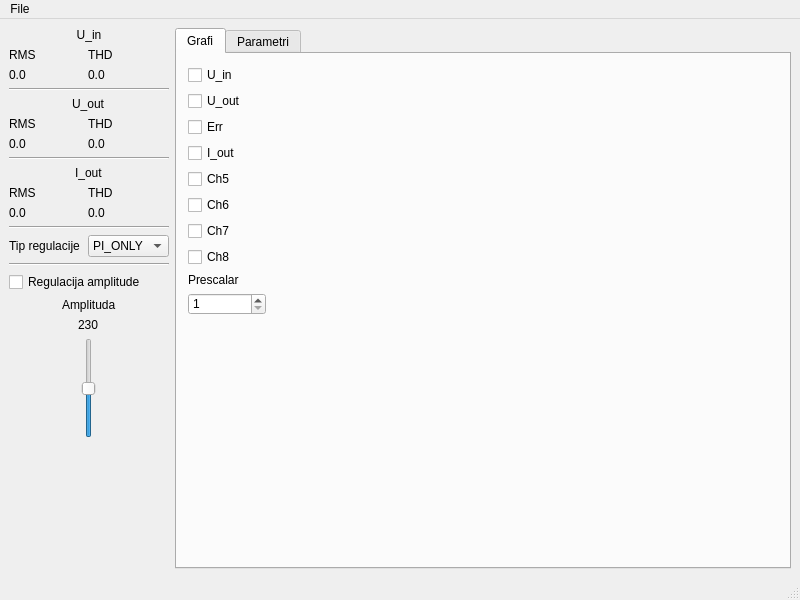
Qt form SAPF_DLOG/GUI_main_window.ui (LRTME/-Martin_SAPF) before a commit.
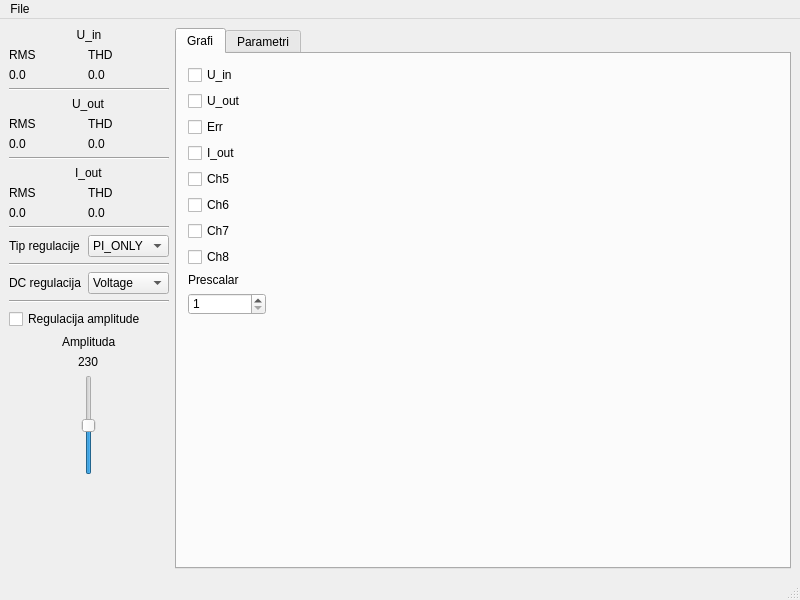
The same form after that commit. Custom widgets are drawn as their Qt base class.

```diff
--- a/SAPF_DLOG/GUI_main_window.ui
+++ b/SAPF_DLOG/GUI_main_window.ui
@@ -60,7 +60,7 @@
       </property>
      </widget>
     </item>
-    <item row="0" column="2" rowspan="20">
+    <item row="0" column="2" rowspan="22">
      <widget class="QTabWidget" name="tabWidget">
       <property name="currentIndex">
        <number>0</number>
@@ -203,14 +203,14 @@
       </property>
      </widget>
     </item>
-    <item row="15" column="0" colspan="2" alignment="Qt::AlignHCenter">
+    <item row="17" column="0" colspan="2" alignment="Qt::AlignHCenter">
      <widget class="QLabel" name="label_11">
       <property name="text">
        <string>Amplituda</string>
       </property>
      </widget>
     </item>
-    <item row="18" column="1">
+    <item row="20" column="1">
      <spacer name="verticalSpacer_3">
       <property name="orientation">
        <enum>Qt::Vertical</enum>
@@ -237,7 +237,7 @@
       </property>
      </widget>
     </item>
-    <item row="17" column="0" colspan="2" alignment="Qt::AlignHCenter">
+    <item row="19" column="0" colspan="2" alignment="Qt::AlignHCenter">
      <widget class="QSlider" name="sld_amplituda">
       <property name="minimumSize">
        <size>
@@ -332,7 +332,7 @@
       </property>
      </widget>
     </item>
-    <item row="14" column="0" colspan="2">
+    <item row="16" column="0" colspan="2">
      <widget class="QCheckBox" name="amp_control">
       <property name="text">
        <string>Regulacija amplitude</string>
@@ -391,13 +391,41 @@
       </property>
      </widget>
     </item>
-    <item row="16" column="0" colspan="2" alignment="Qt::AlignHCenter">
+    <item row="18" column="0" colspan="2" alignment="Qt::AlignHCenter">
      <widget class="QLabel" name="lbl_amplituda">
       <property name="text">
        <string>230</string>
       </property>
      </widget>
     </item>
+    <item row="14" column="0">
+     <widget class="QLabel" name="label_12">
+      <property name="text">
+       <string>DC regulacija</string>
+      </property>
+     </widget>
+    </item>
+    <item row="14" column="1">
+     <widget class="QComboBox" name="ctrl_dc_mode">
+      <item>
+       <property name="text">
+        <string>Voltage</string>
+       </property>
+      </item>
+      <item>
+       <property name="text">
+        <string>Current</string>
+       </property>
+      </item>
+     </widget>
+    </item>
+    <item row="15" column="0" colspan="2">
+     <widget class="Line" name="line_5">
+      <property name="orientation">
+       <enum>Qt::Horizontal</enum>
+      </property>
+     </widget>
+    </item>
    </layout>
   </widget>
   <widget class="QMenuBar" name="menubar">
```
